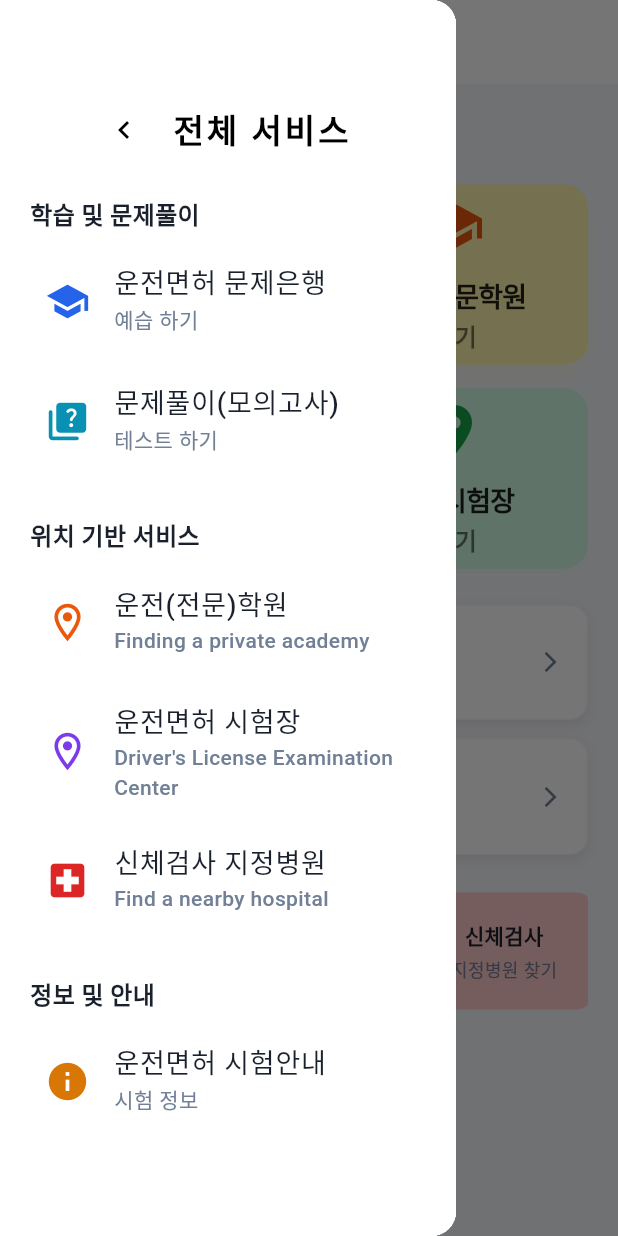
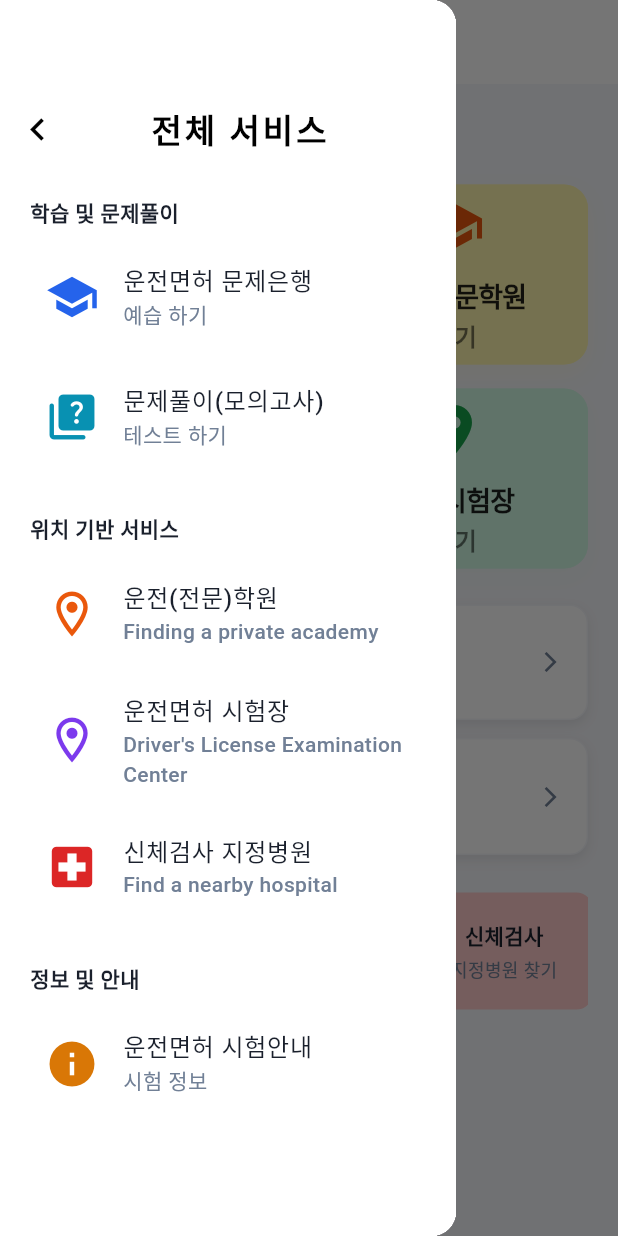
Before and after one commit to dbswhdaks/kdrive, a Flutter app: the screen it shows after launch, with the side drawer open, on a phone screen of 412 x 824 dp. Run offline on Flutter 3.47's test engine with Material 3 defaults, Android fonts, the phone set to English and light mode, and no system bars; drawn by our look-alikes of carousel_slider; our stand-ins replace buttons_tabbar, cached_network_image, easy_localization, geolocator, get, get_storage and 5 more; missing offline and left inert: flutter_inappwebview; accounts and stored records are empty.

Commit message:
20250801

```diff
--- a/lib/drive_main.dart
+++ b/lib/drive_main.dart
@@ -163,19 +163,20 @@ class _Drive_MainState extends State<Drive_Main> {
                 width: double.infinity,
                 padding: EdgeInsets.only(top: 70, bottom: 12),
                 child: Row(
-                  mainAxisAlignment: MainAxisAlignment.center,
+                  mainAxisAlignment: MainAxisAlignment.start,
                   children: [
+                    SizedBox(width: 10),
                     GestureDetector(
                       onTap: () {
                         Navigator.pop(context);
                       },
                       child: Icon(
                         Icons.navigate_before,
-                        size: 24,
+                        size: 30,
                         color: Colors.black,
                       ),
                     ),
-                    SizedBox(width: 20),
+                    SizedBox(width: 60),
                     Text(
                       '전체 서비스',
                       style: TextStyle(
@@ -780,12 +781,12 @@ class _Drive_MainState extends State<Drive_Main> {
         contentPadding: EdgeInsets.symmetric(horizontal: 20, vertical: 2),
         tileColor: Colors.white,
         shape: RoundedRectangleBorder(borderRadius: BorderRadius.circular(8)),
-        leading: Icon(icon, size: 30, color: iconColor),
+        leading: Icon(icon, size: 36, color: iconColor),
 
         /// 드로워 버튼 아이콘
         title: Text(title,
             style: TextStyle(
-                color: kTextColor, fontSize: 18, fontWeight: FontWeight.w500)),
+                color: kTextColor, fontSize: 16, fontWeight: FontWeight.w500)),
         subtitle: Text(subtitle,
             style: TextStyle(
                 color: kSubTextColor,
@@ -812,7 +813,7 @@ class _Drive_MainState extends State<Drive_Main> {
           ],
           Text(title,
               style: TextStyle(
-                  fontSize: 16,
+                  fontSize: 14,
                   fontWeight: FontWeight.w700,
                   color: kTextColor)),
         ],
```
Also changed, not shown: lib/pages/1_hagseub/quiz/2_step/quiz_page.dart (+12 -12 lines).
